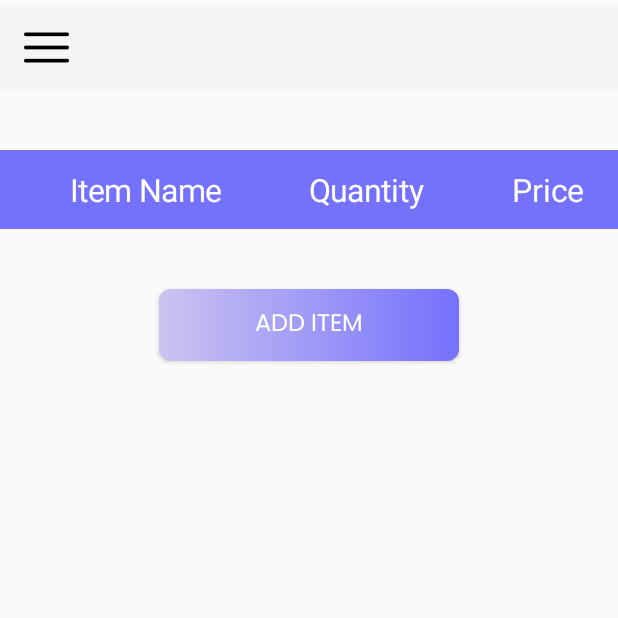
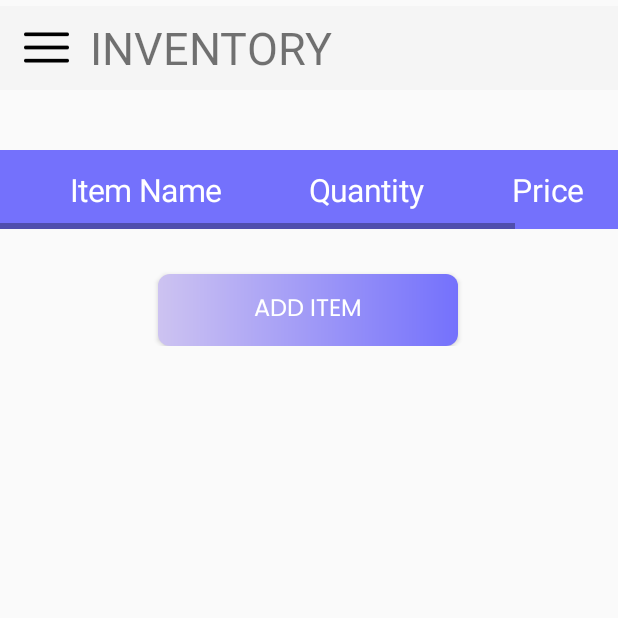
Before and after one commit to jrlbln/Capstone, an Android app: the Inventory screen opened directly, with no data from a screen before it, on a phone screen of 412 x 824 dp, the top half of it. Run offline under Robolectric (Android 15) with nearby library versions, the phone set to English and light mode, and no system bars; our stand-ins replace Firebase (no records; nobody signed in at launch, a user with empty details on screens opened directly).

Commit message:
Backlog Changes

```diff
--- a/app/build.gradle
+++ b/app/build.gradle
@@ -9,7 +9,7 @@ android {
 
     defaultConfig {
         applicationId "com.example.capstone"
-        minSdk 28
+        minSdk 23
         targetSdk 33
         versionCode 1
         versionName "1.0"
--- a/app/src/main/java/com/example/capstone/Inventory.java
+++ b/app/src/main/java/com/example/capstone/Inventory.java
@@ -55,6 +55,15 @@ public class Inventory extends AppCompatActivity {
         drawerLayout = findViewById(R.id.drawer_layout);
         navigationView = findViewById(R.id.nav_view);
         tableLayout = findViewById(R.id.tableLayout);
+
+        ActionBarDrawerToggle toggle = new ActionBarDrawerToggle(
+                this, drawerLayout, R.string.navigation_drawer_open, R.string.navigation_drawer_close);
+        drawerLayout.addDrawerListener(toggle);
+        toggle.syncState();
+
+        Toolbar toolbar = findViewById(R.id.toolbar);
+        setSupportActionBar(toolbar);
+        getSupportActionBar().setTitle("");
 
         //nav button
         Button btnMenu = findViewById(R.id.btn_menu);
--- a/app/src/main/res/layout/add_item.xml
+++ b/app/src/main/res/layout/add_item.xml
@@ -38,7 +38,7 @@
         android:ems="10"
         android:fontFamily="@font/poppinsreg"
         android:hint="Enter Item Quantity"
-        android:inputType="text"
+        android:inputType="number"
         android:paddingStart="10dp"
         android:shadowColor="#2C2C2C"
         android:textSize="18sp"
@@ -59,7 +59,7 @@
         android:ems="10"
         android:fontFamily="@font/poppinsreg"
         android:hint="Enter Item Price"
-        android:inputType="text"
+        android:inputType="number"
         android:paddingStart="10dp"
         android:shadowColor="#2C2C2C"
         android:textSize="18sp"
--- a/app/src/main/res/layout/inventory.xml
+++ b/app/src/main/res/layout/inventory.xml
@@ -6,10 +6,16 @@
     android:layout_width="match_parent"
     android:layout_height="match_parent">
 
+    <ScrollView
+        android:id="@+id/vertical_scroll"
+        android:layout_width="match_parent"
+        android:layout_height="match_parent"
+        app:layout_constraintTop_toBottomOf="@+id/toolbar">
+
+
     <androidx.constraintlayout.widget.ConstraintLayout
         android:layout_width="match_parent"
-        android:layout_height="match_parent">
-
+        android:layout_height="wrap_content">
 
         <androidx.appcompat.widget.Toolbar
             android:id="@+id/toolbar"
@@ -28,42 +34,62 @@
                 android:layout_height="30dp"
                 android:background="@drawable/burgermenu" />
 
+            <TextView
+                android:layout_width="wrap_content"
+                android:layout_height="wrap_content"
+                android:layout_marginStart="30dp"
+                android:text="INVENTORY"
+                android:textSize="30sp" />
+
         </androidx.appcompat.widget.Toolbar>
+
+
+        <HorizontalScrollView
+            android:id="@+id/horizontal_scroll"
+            android:layout_width="match_parent"
+            android:layout_height="match_parent"
+            android:layout_marginTop="40dp"
+            android:orientation="horizontal"
+            app:layout_constraintTop_toBottomOf="@+id/toolbar"
+            tools:layout_editor_absoluteX="-27dp">
 
             <TableLayout
                 android:id="@+id/tableLayout"
                 android:layout_width="match_parent"
                 android:layout_height="wrap_content"
-            android:layout_marginTop="40dp"
                 android:stretchColumns="*"
                 app:layout_constraintEnd_toEndOf="parent"
                 app:layout_constraintHorizontal_bias="0.0"
                 app:layout_constraintStart_toStartOf="parent"
-            app:layout_constraintTop_toBottomOf="@+id/toolbar">
+                tools:layout_editor_absoluteY="321dp">
 
                 <!-- Header row will be added dynamically -->
 
             </TableLayout>
 
+        </HorizontalScrollView>
+
         <Button
             android:id="@+id/add_item_button"
             android:layout_width="wrap_content"
             android:layout_height="wrap_content"
-            android:layout_marginTop="40dp"
-            android:text="Add Item"
+            android:layout_marginTop="30dp"
             android:width="200dp"
             android:background="@drawable/gradientbutton"
             android:clickable="true"
             android:fontFamily="@font/poppinsreg"
+            android:text="Add Item"
             android:textColor="#ffffff"
-            android:textSize="16dp"
+            android:textSize="16sp"
             app:layout_constraintEnd_toEndOf="parent"
+            app:layout_constraintHorizontal_bias="0.497"
             app:layout_constraintStart_toStartOf="parent"
-            app:layout_constraintTop_toBottomOf="@+id/tableLayout" />
-
+            app:layout_constraintTop_toBottomOf="@+id/horizontal_scroll"
+            android:focusable="true" />
 
     </androidx.constraintlayout.widget.ConstraintLayout>
 
+    </ScrollView>
 
     <com.google.android.material.navigation.NavigationView
         android:id="@+id/nav_view"
--- a/app/src/main/res/layout/purchase.xml
+++ b/app/src/main/res/layout/purchase.xml
@@ -25,6 +25,12 @@
                 android:layout_height="30dp"
                 android:background="@drawable/burgermenu"/>
 
+            <TextView
+                android:layout_width="wrap_content"
+                android:layout_height="wrap_content"
+                android:text="PURCHASE LIST"
+                android:textSize="30sp"
+                android:layout_marginLeft="30dp"/>
         </androidx.appcompat.widget.Toolbar>
 
         <TableLayout
```
Also changed, not shown: app/src/main/java/com/example/capstone/Purchase.java (+6 -6 lines), app/src/main/java/com/example/capstone/Sales.java (+7 -2 lines), app/src/main/res/layout/home.xml (+8 -0 lines), app/src/main/res/layout/sales.xml (+8 -13 lines). Lines whose indentation alone changed are shown as unchanged.
